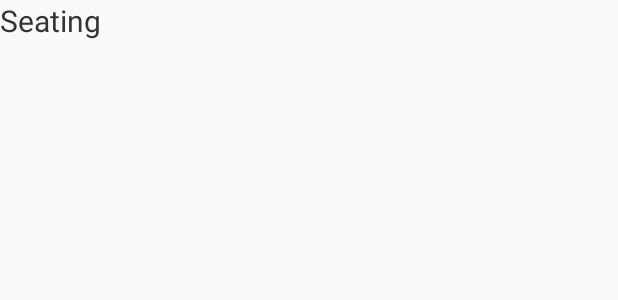
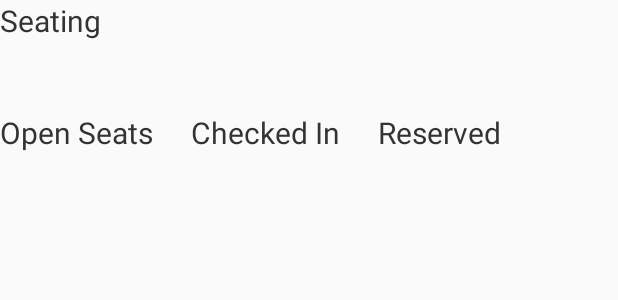
Before and after one commit to blinkmacalahan/SessionSignage, an Android app: the layout current_session_seating.xml on its own in the app's theme, with its tools: preview values and no code run, on a phone screen of 412 x 824 dp. Shown: the top 300 px of the screen. Run offline under Robolectric (Android 15) with nearby library versions, the phone set to English and light mode, and no system bars.

Commit message:
fill fragment

```diff
--- a/androidApp/src/main/res/layout/activity_main.xml
+++ b/androidApp/src/main/res/layout/activity_main.xml
@@ -40,7 +40,7 @@
 
       <androidx.appcompat.widget.AppCompatButton
           android:id="@+id/main_current_session_button"
-          android:layout_width="wrap_content"
+          android:layout_width="match_parent"
           android:layout_height="wrap_content"
           android:text="@string/main_current_session_button"
           style="@style/MainButtonStyle"
@@ -50,13 +50,14 @@
           android:id="@+id/main_room_sessions_button"
           android:layout_width="wrap_content"
           android:layout_height="wrap_content"
+          android:paddingHorizontal="3dp"
           android:text="@string/main_room_sessions_button"
           style="@style/MainButtonStyle"
           tools:text="Display Upcoming Sessions" />
 
       <androidx.appcompat.widget.AppCompatButton
           android:id="@+id/main_event_stats_button"
-          android:layout_width="wrap_content"
+          android:layout_width="match_parent"
           android:layout_height="wrap_content"
           android:text="@string/main_event_stats_button"
           style="@style/MainButtonStyle"
--- a/androidApp/src/main/res/layout/current_session_fragment.xml
+++ b/androidApp/src/main/res/layout/current_session_fragment.xml
@@ -75,7 +75,7 @@
         android:layout_height="wrap_content"
         android:layout_below="@id/current_session_title"
         android:layout_toEndOf="@id/current_session_location"
-        android:layout_marginStart="5dp"
+        android:layout_marginStart="10dp"
         android:orientation="vertical">
 
         <androidx.recyclerview.widget.RecyclerView
--- a/androidApp/src/main/res/layout/current_session_seating.xml
+++ b/androidApp/src/main/res/layout/current_session_seating.xml
@@ -1,18 +1,77 @@
 <?xml version="1.0" encoding="utf-8"?>
 
-<androidx.constraintlayout.widget.ConstraintLayout xmlns:android="http://schemas.android.com/apk/res/android"
+<RelativeLayout
+    xmlns:android="http://schemas.android.com/apk/res/android"
     android:layout_width="match_parent"
-    android:layout_height="match_parent"
-    xmlns:app="http://schemas.android.com/apk/res-auto">
+    android:layout_height="match_parent">
 
     <TextView
         android:id="@+id/seating_title"
         android:layout_width="wrap_content"
         android:layout_height="wrap_content"
-        app:layout_constraintTop_toTopOf="parent"
-        app:layout_constraintStart_toStartOf="parent"
+        android:layout_alignParentStart="true"
+        android:layout_alignParentTop="true"
         android:textSize="20sp"
         android:textColor="@color/colorText"
         android:text="@string/seating"/>
 
-</androidx.constraintlayout.widget.ConstraintLayout>
+    <TextView
+        android:id="@+id/seating_open_count"
+        android:layout_width="wrap_content"
+        android:layout_height="wrap_content"
+        android:layout_below="@id/seating_title"
+        android:layout_alignParentStart="true"
+        android:textColor="@color/colorText"
+        android:textSize="35sp"/>
+
+    <TextView
+        android:id="@+id/seating_open_label"
+        android:layout_width="wrap_content"
+        android:layout_height="wrap_content"
+        android:layout_below="@id/seating_open_count"
+        android:layout_alignParentStart="true"
+        android:layout_marginEnd="25dp"
+        android:textColor="@color/colorText"
+        android:textSize="20sp"
+        android:text="@string/open_seats"/>
+
+    <TextView
+        android:id="@+id/seating_checked_in_count"
+        android:layout_width="wrap_content"
+        android:layout_height="wrap_content"
+        android:layout_below="@id/seating_title"
+        android:layout_toEndOf="@id/seating_open_label"
+        android:textColor="@color/colorText"
+        android:textSize="35sp"/>
+
+    <TextView
+        android:id="@+id/seating_checked_in_label"
+        android:layout_width="wrap_content"
+        android:layout_height="wrap_content"
+        android:layout_below="@id/seating_checked_in_count"
+        android:layout_toEndOf="@id/seating_open_label"
+        android:layout_marginEnd="25dp"
+        android:textColor="@color/colorText"
+        android:textSize="20sp"
+        android:text="@string/checked_in"/>
+
+    <TextView
+        android:id="@+id/seating_reserved_count"
+        android:layout_width="wrap_content"
+        android:layout_height="wrap_content"
+        android:layout_below="@id/seating_title"
+        android:layout_toEndOf="@id/seating_checked_in_label"
+        android:textColor="@color/colorText"
+        android:textSize="35sp"/>
+
+    <TextView
+        android:id="@+id/seating_reserved_label"
+        android:layout_width="wrap_content"
+        android:layout_height="wrap_content"
+        android:layout_below="@id/seating_reserved_count"
+        android:layout_toEndOf="@id/seating_checked_in_label"
+        android:textColor="@color/colorText"
+        android:textSize="20sp"
+        android:text="@string/reserved"/>
+
+</RelativeLayout>
--- a/androidApp/src/main/res/layout/session_tag.xml
+++ b/androidApp/src/main/res/layout/session_tag.xml
@@ -2,7 +2,8 @@
 
 <RelativeLayout xmlns:android="http://schemas.android.com/apk/res/android"
     android:layout_width="match_parent"
-    android:layout_height="match_parent">
+    android:layout_height="match_parent"
+    android:layout_centerVertical="true">
 
     <View
         android:id="@+id/tag_color"
--- a/androidApp/src/main/res/values/strings.xml
+++ b/androidApp/src/main/res/values/strings.xml
@@ -7,4 +7,7 @@
     <string name="search_session_name">Search Session Name</string>
     <string name="speakers">Speakers</string>
     <string name="seating">Seating</string>
+    <string name="open_seats">Open Seats</string>
+    <string name="checked_in">Checked In</string>
+    <string name="reserved">Reserved</string>
 </resources>
```
Also changed, not shown: androidApp/src/main/java/com/example/sessionsignage/androidApp/CurrentSessionFragment.kt (+10 -0 lines), androidApp/src/main/java/com/example/sessionsignage/androidApp/SpeakerAdapter.kt (added, +36 -0 lines), androidApp/src/main/res/layout/current_session_speakers.xml (+15 -0 lines), androidApp/src/main/res/layout/speaker.xml (added, +29 -0 lines).
